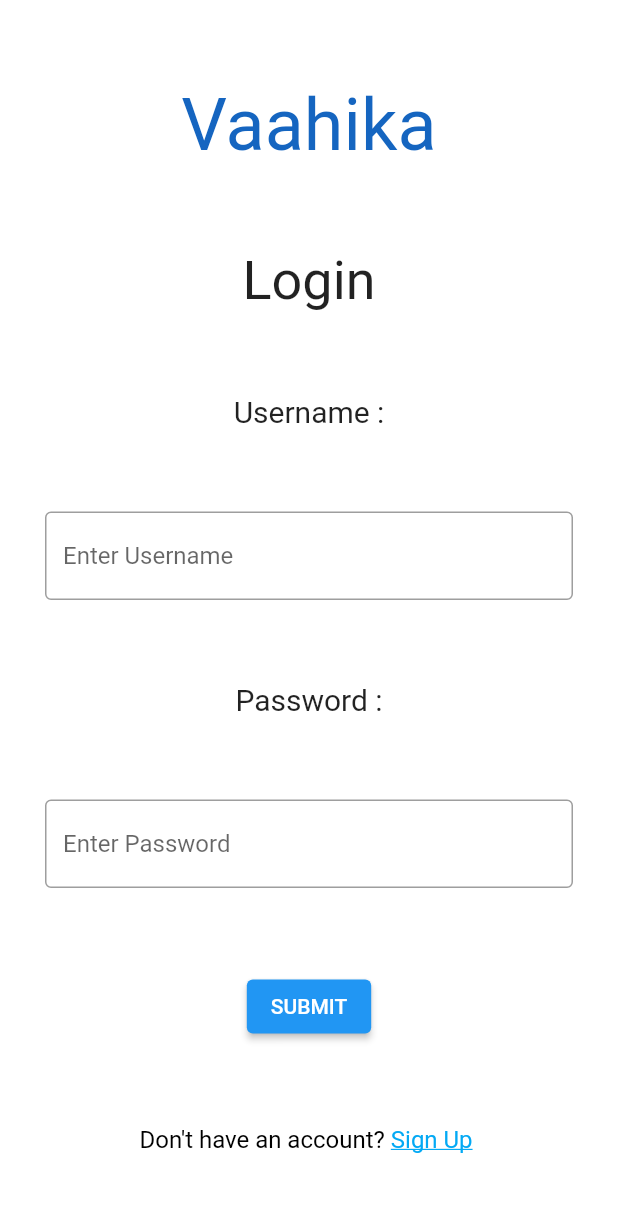
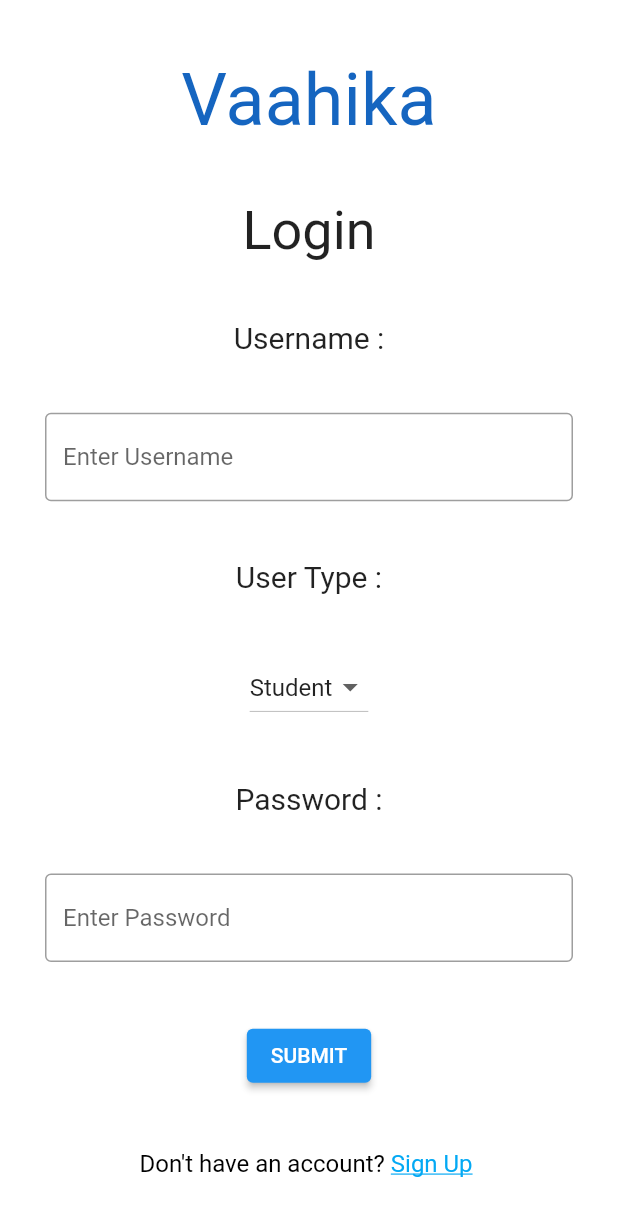
Before and after one commit to KeerthiAnilNair/Vaahika, a Flutter app: the screen it shows after launch, on a phone screen of 412 x 824 dp. Shown: the top 1216 px of the screen. Run offline on Flutter 3.47's test engine with Material 2 defaults, Android fonts, the phone set to English and light mode, and no system bars; our stand-ins replace google_maps_flutter, splashscreen; missing offline and left inert: flutter_material_color_picker; Roboto replaces fonts that are missing (Arvo, LakkiReddy).

```diff
--- a/lib/login.dart
+++ b/lib/login.dart
@@ -1,17 +1,43 @@
 import 'dart:ui';
-
 import 'package:flutter/gestures.dart';
 import 'package:flutter/material.dart';
 import 'package:sample_project/signup.dart';
 import 'package:sample_project/studenthome.dart';
 import 'package:sample_project/adminhome.dart';
 
-class Login extends StatelessWidget {
-  const Login({super.key});
+class Login extends StatefulWidget {
+  @override
+  _LoginState createState() => _LoginState();
+}
+
+class _LoginState extends State<Login> {
+  String userType = 'Student'; // Default value
+
+  List<String> userTypes = ['Student', 'Driver', 'Admin'];
+
+  void handleSubmit() {
+    if (userType == 'Student') {
+      Navigator.push(
+        context,
+        MaterialPageRoute(builder: (context) => StudentHome()),
+      );
+    } else if (userType == 'Driver') {
+      Navigator.push(
+        context,
+        MaterialPageRoute(builder: (context) => StudentHome()),
+      );
+    } else if (userType == 'Admin') {
+      Navigator.push(
+        context,
+        MaterialPageRoute(builder: (context) => AdminHome()),
+      );
+    }
+  }
 
   @override
   Widget build(BuildContext context) {
     return Scaffold(
+      resizeToAvoidBottomInset: false,
       backgroundColor: Colors.white,
       body: SafeArea(
         child: Padding(
@@ -53,6 +79,29 @@ class Login extends StatelessWidget {
                     hintText: 'Enter Username',
                   ),
                 ),
+                Text(
+                  'User Type : ',
+                  textAlign: TextAlign.center,
+                  style: TextStyle(
+                    fontFamily: 'Arvo',
+                    fontSize: 20,
+                  ),
+                ),
+                DropdownButton<String>(
+                  value: userType,
+                  onChanged: (String? newValue) {
+                    setState(() {
+                      userType = newValue!;
+                    });
+                  },
+                  items:
+                      userTypes.map<DropdownMenuItem<String>>((String value) {
+                    return DropdownMenuItem<String>(
+                      value: value,
+                      child: Text(value),
+                    );
+                  }).toList(),
+                ),
                 const Text(
                   'Password : ',
                   textAlign: TextAlign.center,
@@ -68,13 +117,7 @@ class Login extends StatelessWidget {
                   ),
                 ),
                 ElevatedButton(
-                  onPressed: () {
-                    Navigator.push(
-                      context,
-                      MaterialPageRoute(
-                          builder: (context) => const AdminHome()), //NAVIGATION
-                    );
-                  },
+                  onPressed: handleSubmit,
                   child: Text('SUBMIT'),
                 ),
                 RichText(
--- a/lib/main.dart
+++ b/lib/main.dart
@@ -21,7 +21,7 @@ class MyApp extends StatelessWidget {
           color: Colors.blue[800],
         ),
       ),
-      home: const Login(),
+      home: Login(),
     );
   }
 }
--- a/lib/studenthome.dart
+++ b/lib/studenthome.dart
@@ -1,4 +1,5 @@
 import 'package:flutter/material.dart';
+import 'package:sample_project/check_route.dart';
 import 'package:sample_project/student_personal_details.dart';
 
 class StudentHome extends StatelessWidget {
@@ -53,7 +54,7 @@ class StudentHome extends StatelessWidget {
               onPressed: () {
                 Navigator.push(
                   context,
-                  MaterialPageRoute(builder: (context) => const StudentHome()),
+                  MaterialPageRoute(builder: (context) => const CheckRoute()),
                 );
               },
               style: ElevatedButton.styleFrom(
--- a/pubspec.yaml
+++ b/pubspec.yaml
@@ -37,6 +37,7 @@ dependencies:
   cupertino_icons: ^1.0.2
   flutter_material_color_picker: ^1.1.0+2
   splashscreen: ^1.2.0
+  google_maps_flutter: ^2.3.0
 
 dev_dependencies:
   flutter_test:
```
Also changed, not shown: lib/check_route.dart (added, +42 -0 lines), lib/signup.dart (+46 -16 lines), pubspec.lock, 2 other files.
